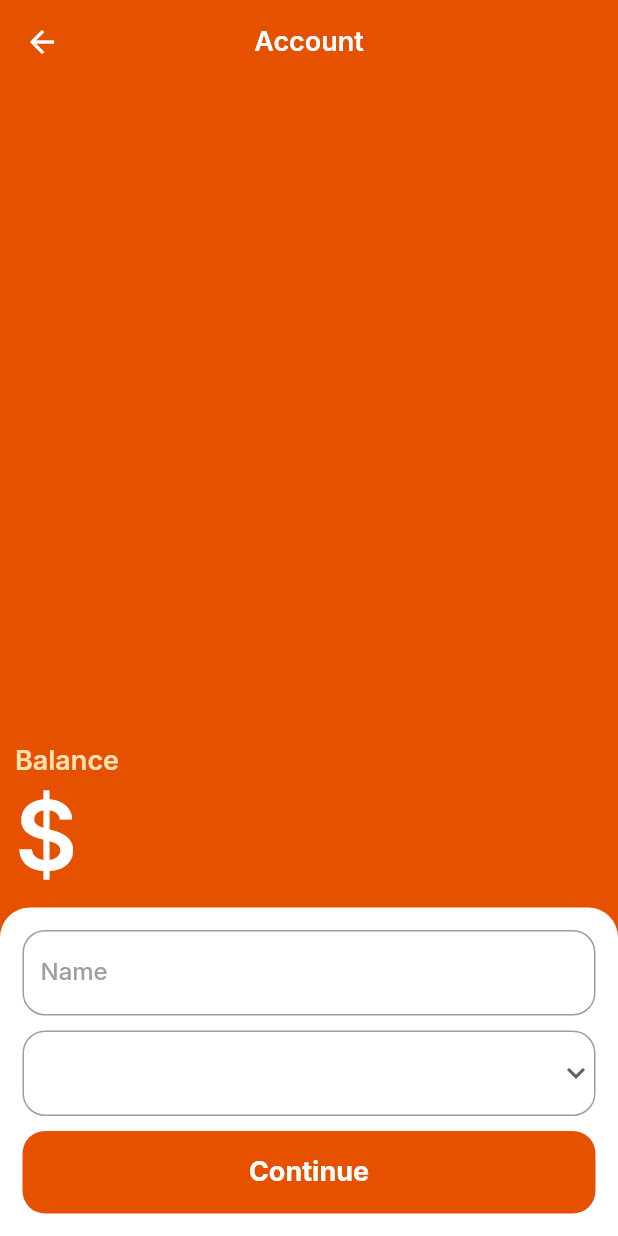
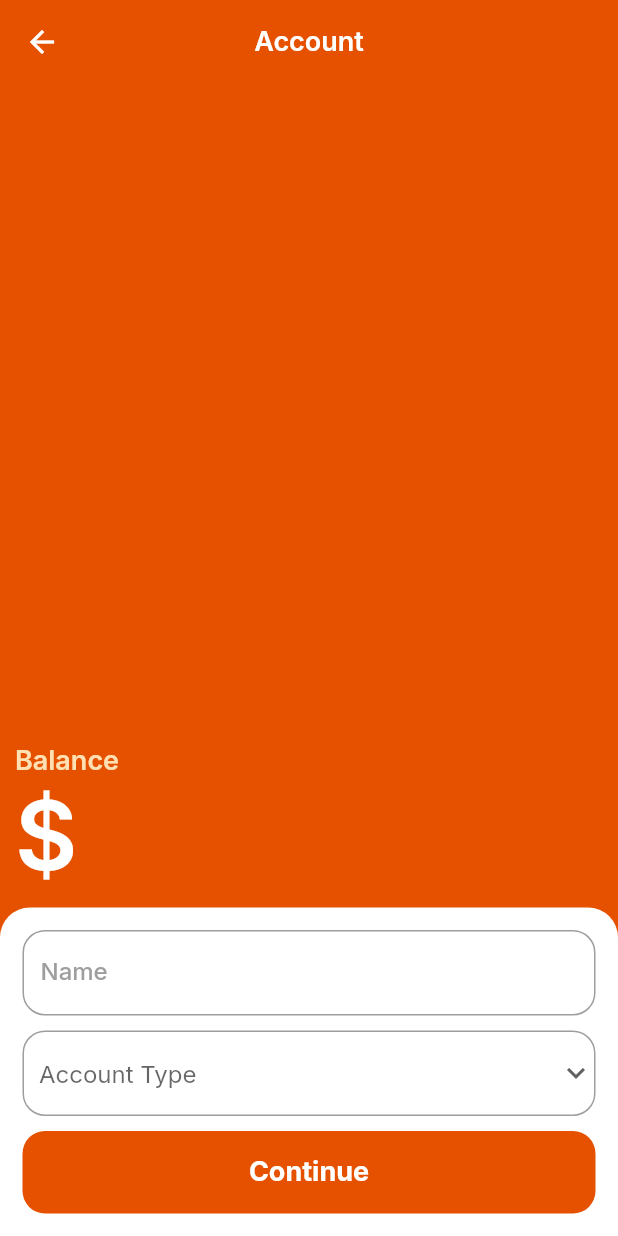
Before and after one commit to JMarinez/gatao, a Flutter app: the CreateWalletScreen screen opened directly with empty values, on a phone screen of 412 x 824 dp. Run offline on Flutter 3.47's test engine with Material 2 defaults, Android fonts, the light colour scheme and no system bars; our stand-ins replace flutter_svg, google_fonts.

Commit message:
[FIX] Dropdowbutton now shows hint

```diff
--- a/lib/src/screens/account/create_wallet_screen.dart
+++ b/lib/src/screens/account/create_wallet_screen.dart
@@ -25,7 +25,7 @@ class CreateWalletScreen extends StatefulWidget {
 }
 
 class _CreateWalletScreenState extends State<CreateWalletScreen> {
-  String dropdownValue = '';
+  String? dropdownValue;
 
   var items = [
     '',
@@ -65,7 +65,8 @@ class _CreateWalletScreenState extends State<CreateWalletScreen> {
                         autocorrect: false,
                         cursorColor: Colors.white,
                         decoration: null,
-                        )),
+                      ),
+                    ),
                   ],
                 ),
               ],
@@ -101,16 +102,22 @@ class _CreateWalletScreenState extends State<CreateWalletScreen> {
                       child: DropdownButton(
                         style: GataoTheme.formLabelStyle,
                         underline: Container(),
-                        hint: Text('Account Type'),
+                        hint: const Text('Account Type'),
                         isExpanded: true,
                         value: dropdownValue,
                         icon: const Icon(Icons.keyboard_arrow_down),
-                        items: items.map((String items) {
-                          return DropdownMenuItem(
-                            value: items,
-                            child: Text(items),
-                          );
-                        }).toList(),
+                        // items: items.map((String items) {
+                        //   return DropdownMenuItem(
+                        //     value: items,
+                        //     child: Text(items),
+                        //   );
+                        // }).toList(),
+                        items: const <DropdownMenuItem<String>>[
+                          DropdownMenuItem(
+                            child: Text(''),
+                            value: '',
+                          )
+                        ],
                         onChanged: (String? newValue) {
                           setState(() {
                             dropdownValue = newValue!;
```
Lines whose indentation alone changed are shown as unchanged.
